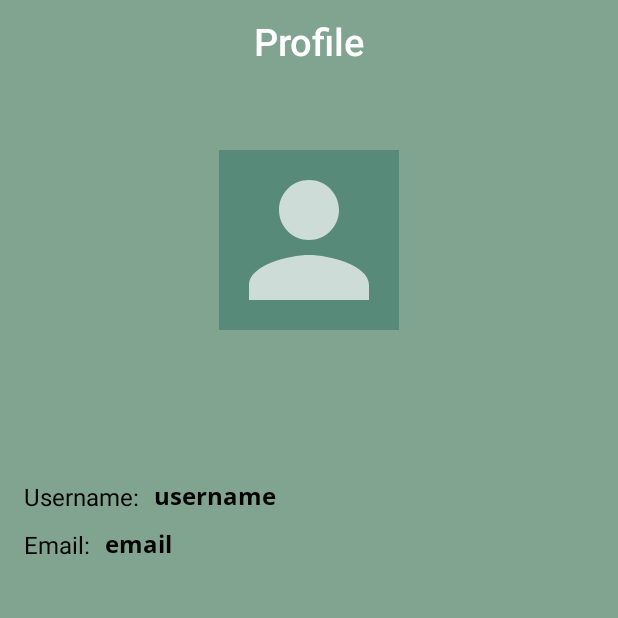
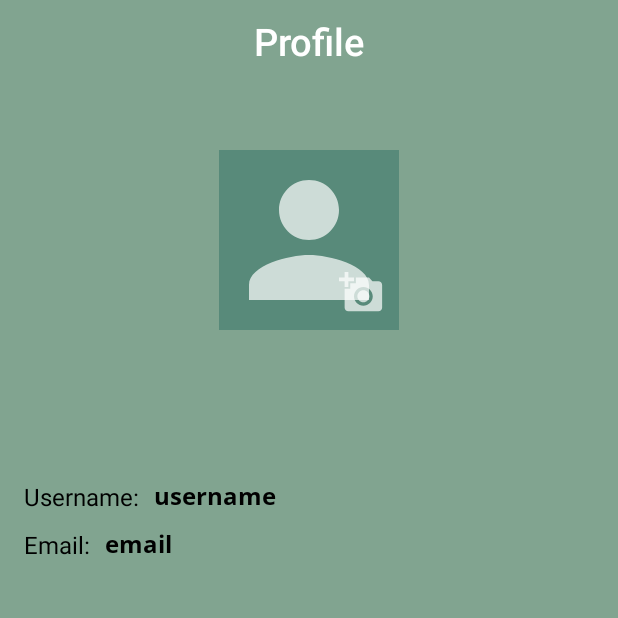
Before and after one commit to Umid0vic/Android_Project_Work, an Android app: the UserProfileActivity screen opened directly, with no data from a screen before it, on a phone screen of 412 x 824 dp, the top half of it. Run offline under Robolectric (Android 15) with nearby library versions, the phone set to English and light mode, and no system bars; our stand-ins replace Firebase (no records; nobody signed in at launch, a user with empty details on screens opened directly); Roboto replaces fonts that are not available here; 4 statements that could not run were skipped.

Commit message:
Cleaning up the project before sending in

```diff
--- a/app/src/main/java/com/example/faceplant/activities/SignInActivity.kt
+++ b/app/src/main/java/com/example/faceplant/activities/SignInActivity.kt
@@ -117,7 +117,6 @@ class SignInActivity : AppCompatActivity() {
                                     SharedPrefsClass().setSharedPreference(
                                         this, Constants.USER_PREFS, Constants.PROFILE_IMAGE_PREF_KEY, user.image
                                     )
-                                    Toast.makeText(this,"User Data Stored",Toast.LENGTH_SHORT).show()
                                 }
                                   startActivity(Intent(this, UserProfileActivity::class.java))
                                   finish()
@@ -148,12 +147,10 @@ class SignInActivity : AppCompatActivity() {
             try {
                 // Google Sign In was successful, authenticate with Firebase
                 val account = task.getResult(ApiException::class.java)!!
-                Log.d(SIGN_IN_ACTIVITY, "firebaseAuthWithGoogle:" + account.id)
                 firebaseAuthWithGoogle(account.idToken!!)
             } catch (e: ApiException) {
                 // Google Sign In failed, update UI appropriately
                 Log.w(SIGN_IN_ACTIVITY, "Google sign in failed", e)
-                // ...
             }
         }
     }
@@ -164,7 +161,6 @@ class SignInActivity : AppCompatActivity() {
             .addOnCompleteListener(this) { task ->
                 if (task.isSuccessful) {
                     // Sign in success, go to HomeActivity
-                    Log.d(SIGN_IN_ACTIVITY, "signInWithCredential:success")
                     val firebaseUser: FirebaseUser = task.result!!.user!!
                     //create User object
                     val username = firebaseUser.displayName
@@ -184,8 +180,6 @@ class SignInActivity : AppCompatActivity() {
                     SharedPrefsClass().setSharedPreference(
                         this, Constants.USER_PREFS, Constants.EMAIL_PREF_KEY, email
                     )
-
-                    Toast.makeText(this,"Data Stored",Toast.LENGTH_SHORT).show()
 
                     val intent = Intent(this, UserProfileActivity::class.java)
                     intent.putExtra(Constants.USER_DETAILS, user)
--- a/app/src/main/java/com/example/faceplant/activities/SplashActivity.kt
+++ b/app/src/main/java/com/example/faceplant/activities/SplashActivity.kt
@@ -46,7 +46,6 @@ class SplashActivity : AppCompatActivity() {
                 if (currentUser != null) {
                     startActivity(Intent(this, MyPlantsActivity::class.java))
                     finish()
-                    Log.i("SplashActivity", "Starting userProfileActivity")
                 } else {
                     startActivity(Intent(this, MainActivity::class.java))
                     finish()
--- a/app/src/main/java/com/example/faceplant/activities/UserProfileActivity.kt
+++ b/app/src/main/java/com/example/faceplant/activities/UserProfileActivity.kt
@@ -46,6 +46,8 @@ class UserProfileActivity : AppCompatActivity() {
         val emailTextView = findViewById<TextView>(R.id.user_profile_emailTextView)
         val signOutButton = findViewById<Button>(R.id.user_profile_signOutButton)
         val userImage = findViewById<ImageView>(R.id.user_profile_imageView)
+        val addImageIcon = findViewById<ImageView>(R.id.user_profile_add_image_icon)
+
 
         // Check if user details are stored in SharedPref
         if(SharedPrefsClass().getSharedPreference(
@@ -81,7 +83,7 @@ class UserProfileActivity : AppCompatActivity() {
         }
 
 
-        userImage.setOnClickListener{
+        addImageIcon.setOnClickListener{
             // Check if permission for storage is granted
             if (ContextCompat.checkSelfPermission(
                     this, android.Manifest.permission.READ_EXTERNAL_STORAGE
--- a/app/src/main/res/layout/activity_user_profile.xml
+++ b/app/src/main/res/layout/activity_user_profile.xml
@@ -38,6 +38,15 @@
                     android:scaleType="centerCrop"
                     app:srcCompat="@drawable/user_default_image"
                     tools:ignore="VectorDrawableCompat" />
+
+                <ImageView
+                    android:id="@+id/user_profile_add_image_icon"
+                    android:layout_width="wrap_content"
+                    android:layout_height="wrap_content"
+                    android:layout_gravity="end|bottom"
+                    android:foreground="?attr/selectableItemBackgroundBorderless"
+                    android:padding="10dp"
+                    android:src="@drawable/ic_add_image" />
 
             </FrameLayout>
 
```
